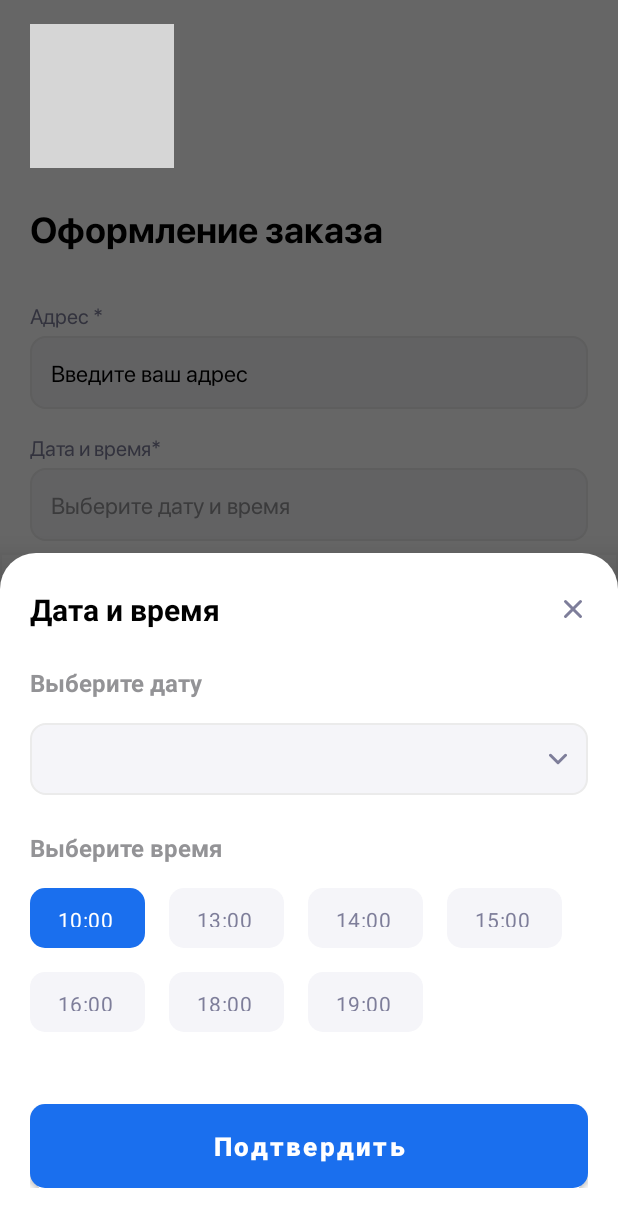
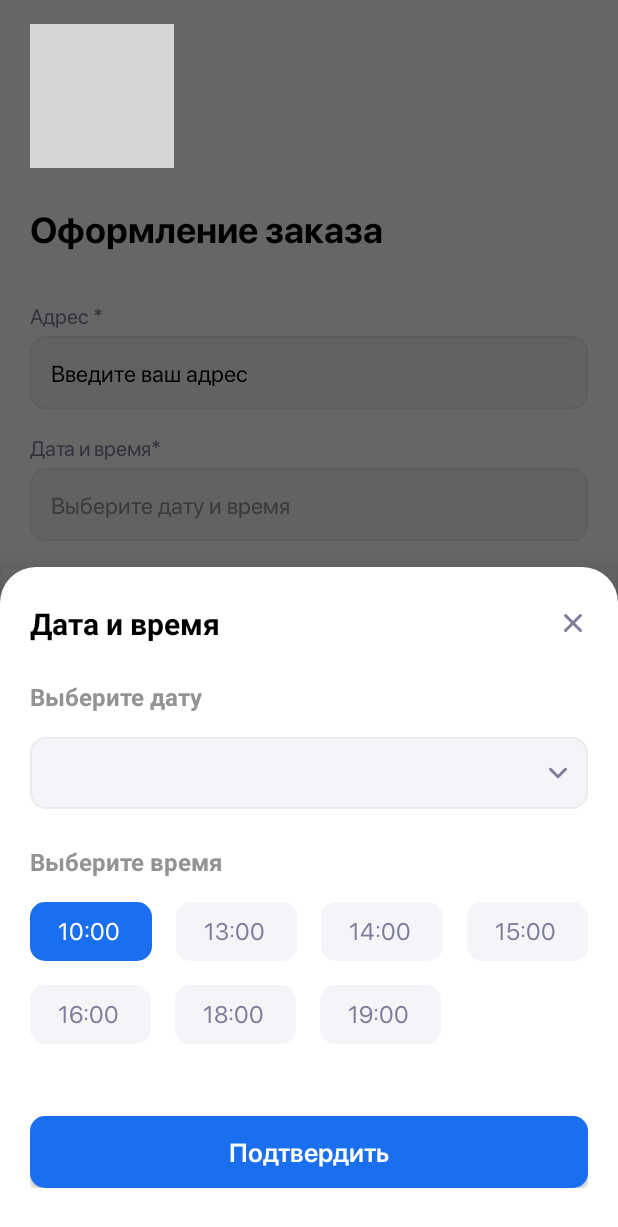
Before and after one commit to ArtemMobile/SmartLab, an Android app: the OrderFragment screen opened through its navigation route, after a tap on an icon or button, on a phone screen of 412 x 824 dp. Shown: the top 1227 px of the screen. Run offline under Robolectric (Android 15) with nearby library versions, the light colour scheme and no system bars; our stand-ins replace Room's generated code, navigation-ui; network calls fail; pictures from the network do not load; 2 statements that could not run were skipped; grey boxes are pictures that could not be loaded.

Commit message:
splash navigation edited, order request added, custom chips edited

```diff
--- a/app/src/main/java/com/example/smartlab/app/App.kt
+++ b/app/src/main/java/com/example/smartlab/app/App.kt
@@ -7,10 +7,11 @@ import kotlinx.coroutines.flow.Flow
 import kotlinx.coroutines.flow.map
 
 class App: Application() {
+
     lateinit var isOnboardingPassedFlow: Flow<Boolean>
     lateinit var isCreateProfilePassed: Flow<Boolean>
     lateinit var isCreatePasswordPassed: Flow<Boolean>
-
+    lateinit var isLoginPassed: Flow<Boolean>
     override fun onCreate() {
         super.onCreate()
         isOnboardingPassedFlow = this.applicationContext.dataStore.data.map {
@@ -22,6 +23,9 @@ class App: Application() {
         isCreatePasswordPassed = this.applicationContext.dataStore.data.map {
             it[DataStore.IS_CREATE_PASSWORD_PASSED] ?: false
         }
+        isLoginPassed = this.applicationContext.dataStore.data.map {
+            it[DataStore.IS_LOGIN_PASSED] ?: false
+        }
         DataStore.initEncryptedSharedPrefs(this)
     }
 }
--- a/app/src/main/java/com/example/smartlab/model/api/SmartLabService.kt
+++ b/app/src/main/java/com/example/smartlab/model/api/SmartLabService.kt
@@ -3,10 +3,7 @@ package com.example.smartlab.model.api
 import com.example.smartlab.model.api.callModels.ProfileRequest
 import com.example.smartlab.model.api.responseModels.ProfileResponse
 import com.example.smartlab.model.api.responseModels.TokenResponse
-import com.example.smartlab.model.dto.CatalogItem
-import com.example.smartlab.model.dto.NewsItem
-import com.example.smartlab.model.dto.Order
-import com.example.smartlab.model.dto.OrderId
+import com.example.smartlab.model.dto.*
 import okhttp3.MultipartBody
 import retrofit2.Response
 import retrofit2.http.*
@@ -48,5 +45,8 @@ interface SmartLabService {
     ): Response<Unit>
 
     @POST("api/order")
-    suspend fun order(@Body order: Order): Response<OrderId>
+    suspend fun order(
+        @Header("Authorization") token: String,
+        @Body orderRequest: OrderRequest
+    ): Response<OrderId>
 }
--- a/app/src/main/java/com/example/smartlab/model/dto/Order.kt
+++ b/app/src/main/java/com/example/smartlab/model/dto/OrderRequest.kt
@@ -1,6 +1,6 @@
 package com.example.smartlab.model.dto
 
-data class Order(
+data class OrderRequest(
     val address: String,
     val date_time: String,
     val phone: String,
--- a/app/src/main/java/com/example/smartlab/utils/DataStore.kt
+++ b/app/src/main/java/com/example/smartlab/utils/DataStore.kt
@@ -25,6 +25,8 @@ object DataStore {
     val PROFILE_IMAGE = stringPreferencesKey("profile_image")
     val IS_CREATE_PATIENT_CARD_PASSED = booleanPreferencesKey("isCreatePatientCardPassed")
     val IS_CREATE_PASSWORD_PASSED = booleanPreferencesKey("isCreatePasswordPassed")
+    val IS_LOGIN_PASSED = booleanPreferencesKey("isLoginPassed")
+
 
     fun initEncryptedSharedPrefs(context: Context) {
         masterKey = MasterKey.Builder(context).setKeyScheme(MasterKey.KeyScheme.AES256_GCM).build()
@@ -94,7 +96,7 @@ object DataStore {
         }
     }
 
-    fun savePasswordCreated(context: Context): Flow<SaveStatus> {
+    suspend fun savePasswordPassed(context: Context): Flow<SaveStatus> {
         return flow {
             context.dataStore.edit {
                 it[IS_CREATE_PASSWORD_PASSED] = true
@@ -102,6 +104,7 @@ object DataStore {
             }
         }
     }
+
 
     suspend fun saveImageUri(context: Context, imageUri: String): Flow<SaveStatus> {
         return flow {
--- a/app/src/main/java/com/example/smartlab/view/activities/WelcomeActivity.kt
+++ b/app/src/main/java/com/example/smartlab/view/activities/WelcomeActivity.kt
@@ -2,12 +2,11 @@ package com.example.smartlab.view.activities
 
 import androidx.appcompat.app.AppCompatActivity
 import android.os.Bundle
-import com.example.smartlab.R
 import com.example.smartlab.databinding.ActivityWelcomeBinding
 
 class WelcomeActivity : AppCompatActivity() {
 
-    private val binding: ActivityWelcomeBinding by lazy{
+    private val binding: ActivityWelcomeBinding by lazy {
         ActivityWelcomeBinding.inflate(layoutInflater)
     }
 
--- a/app/src/main/java/com/example/smartlab/view/fragments/AnalyzesFragment.kt
+++ b/app/src/main/java/com/example/smartlab/view/fragments/AnalyzesFragment.kt
@@ -6,6 +6,7 @@ import android.text.TextWatcher
 import android.view.LayoutInflater
 import android.view.View
 import android.view.ViewGroup
+import android.widget.Toast
 import androidx.core.view.isEmpty
 import androidx.fragment.app.Fragment
 import androidx.fragment.app.viewModels
--- a/app/src/main/java/com/example/smartlab/view/fragments/ProfileFragment.kt
+++ b/app/src/main/java/com/example/smartlab/view/fragments/ProfileFragment.kt
@@ -52,7 +52,6 @@ class ProfileFragment : Fragment() {
             try {
                 if (res.resultCode == RESULT_OK)
                     savePhoto(uri)
-
             } catch (e: Exception) {
                 Toast.makeText(requireContext(), "can't", Toast.LENGTH_SHORT).show()
             }
--- a/app/src/main/java/com/example/smartlab/viewmodel/EmailCodeViewModel.kt
+++ b/app/src/main/java/com/example/smartlab/viewmodel/EmailCodeViewModel.kt
@@ -3,6 +3,7 @@ package com.example.smartlab.viewmodel
 import android.app.Application
 import android.provider.ContactsContract.Data
 import android.util.Log
+import androidx.datastore.preferences.core.edit
 import androidx.lifecycle.AndroidViewModel
 import androidx.lifecycle.LiveData
 import androidx.lifecycle.MutableLiveData
@@ -12,7 +13,9 @@ import com.example.smartlab.model.api.SmartLabClient
 import com.example.smartlab.model.api.responseModels.ErrorResponse
 import com.example.smartlab.utils.DataStore
 import com.example.smartlab.utils.SendCodeStatus
+import com.example.smartlab.utils.dataStore
 import com.google.gson.Gson
+import kotlinx.coroutines.flow.map
 import kotlinx.coroutines.launch
 
 class EmailCodeViewModel(private val app: Application) : AndroidViewModel(app)  {
@@ -37,6 +40,9 @@ class EmailCodeViewModel(private val app: Application) : AndroidViewModel(app)
                 response.body()?.let { tokenResponse ->
                     Log.d(TAG, "signIn: token: ${tokenResponse.token}")
                     DataStore.encryptToken(tokenResponse.token)
+                    app.dataStore.edit {
+                        it[DataStore.IS_LOGIN_PASSED] = true
+                    }
                     _signInStatus.value = SaveStatus.SUCCESS
                 }
             } else {
--- a/app/src/main/java/com/example/smartlab/viewmodel/MainFragment.kt
+++ b/app/src/main/java/com/example/smartlab/viewmodel/MainFragmentViewModel.kt
@@ -3,6 +3,6 @@ package com.example.smartlab.viewmodel
 import android.app.Application
 import androidx.lifecycle.AndroidViewModel
 
-class MainFragment(application: Application) : AndroidViewModel(application) {
+class MainFragmentViewModel(application: Application) : AndroidViewModel(application) {
 
 }
--- a/app/src/main/res/layout/date_time_bottom_sheet.xml
+++ b/app/src/main/res/layout/date_time_bottom_sheet.xml
@@ -63,6 +63,7 @@
         android:layout_width="match_parent"
         android:layout_height="wrap_content"
         android:layout_marginTop="16dp"
+
         app:chipSpacingHorizontal="16dp"
         app:chipSpacingVertical="16dp"
         app:singleSelection="true">
@@ -71,60 +72,76 @@
             android:id="@+id/chip10"
             style="@style/DefaultChipStyle"
             android:layout_width="wrap_content"
-            android:layout_height="40dp"
+            android:layout_height="wrap_content"
             android:checked="true"
-            android:text="10:00" />
+            android:paddingVertical="10dp"
+            android:text="10:00"
+            android:textAppearance="@style/timeChip" />
 
         <com.google.android.material.chip.Chip
             android:id="@+id/chip13"
             style="@style/DefaultChipStyle"
             android:layout_width="wrap_content"
-            android:layout_height="40dp"
-            android:text="13:00" />
+            android:layout_height="wrap_content"
+            android:paddingVertical="10dp"
+            android:text="13:00"
+            android:textAppearance="@style/timeChip" />
 
         <com.google.android.material.chip.Chip
             android:id="@+id/chip14"
             style="@style/DefaultChipStyle"
             android:layout_width="wrap_content"
-            android:layout_height="40dp"
-            android:text="14:00" />
+            android:layout_height="wrap_content"
+            android:paddingVertical="10dp"
+            android:text="14:00"
+            android:textAppearance="@style/timeChip" />
 
         <com.google.android.material.chip.Chip
             android:id="@+id/chip15"
             style="@style/DefaultChipStyle"
             android:layout_width="wrap_content"
-            android:layout_height="40dp"
-            android:text="15:00" />
+            android:layout_height="wrap_content"
+            android:paddingVertical="10dp"
+            android:text="15:00"
+            android:textAppearance="@style/timeChip" />
 
         <com.google.android.material.chip.Chip
             android:id="@+id/chip16"
             style="@style/DefaultChipStyle"
             android:layout_width="wrap_content"
-            android:layout_height="40dp"
-            android:text="16:00" />
+            android:layout_height="wrap_content"
+            android:paddingVertical="10dp"
+            android:text="16:00"
+            android:textAppearance="@style/timeChip" />
 
         <com.google.android.material.chip.Chip
             android:id="@+id/chip18"
             style="@style/DefaultChipStyle"
             android:layout_width="wrap_content"
-            android:layout_height="40dp"
-            android:text="18:00" />
+            android:layout_height="wrap_content"
+            android:paddingVertical="10dp"
+            android:text="18:00"
+            android:textAppearance="@style/timeChip" />
 
         <com.google.android.material.chip.Chip
             android:id="@+id/chip19"
             style="@style/DefaultChipStyle"
             android:layout_width="wrap_content"
-            android:layout_height="40dp"
-            android:text="19:00" />
+            android:layout_height="wrap_content"
+            android:paddingVertical="10dp"
+            android:text="19:00"
+            android:textAppearance="@style/timeChip" />
     </com.google.android.material.chip.ChipGroup>
 
     <com.google.android.material.button.MaterialButton
         android:id="@+id/btnConfirm"
         android:layout_width="match_parent"
-        android:layout_height="56dp"
+        android:layout_height="wrap_content"
         android:layout_marginTop="48dp"
+        android:fontFamily="@font/sf_pro_semi"
         android:insetTop="0dp"
         android:insetBottom="0dp"
+        android:letterSpacing="0"
         android:text="Подтвердить"
         android:textAllCaps="false"
         android:textSize="17sp"
--- a/app/src/main/res/layout/fragment_order.xml
+++ b/app/src/main/res/layout/fragment_order.xml
@@ -280,7 +280,6 @@
                 android:layout_marginHorizontal="20dp"
                 android:layout_marginTop="12dp"
                 android:layout_marginBottom="32dp"
-                android:enabled="false"
                 android:insetTop="0dp"
                 android:insetBottom="0dp"
                 android:stateListAnimator="@null"
@@ -289,7 +288,7 @@
                 android:textColor="@color/white"
                 android:textSize="17sp"
                 android:textStyle="bold"
-                app:backgroundTint="@color/inactive_button"
+                app:backgroundTint="@color/blue_button"
                 app:cornerRadius="10dp"
                 app:rippleColor="#33FFFFFF" />
         </FrameLayout>
--- a/app/src/main/res/values/themes.xml
+++ b/app/src/main/res/values/themes.xml
@@ -32,6 +32,12 @@
     <style name="chipText" parent="TextAppearance.MaterialComponents.Chip">
         <item name="android:textSize">15sp</item>
         <item name="android:fontFamily">@font/sf_pro_med</item>
+        <item name="android:textStyle">normal</item>
+    </style>
+
+    <style name="timeChip" parent="TextAppearance.MaterialComponents.Chip">
+        <item name="android:textSize">16sp</item>
+        <item name="android:fontFamily">@font/sf_pro_reg</item>
         <item name="android:textStyle">normal</item>
     </style>
 
--- a/build.gradle
+++ b/build.gradle
@@ -1,6 +1,6 @@
 // Top-level build file where you can add configuration options common to all sub-projects/modules.
 plugins {
-    id 'com.android.application' version '7.3.0' apply false
-    id 'com.android.library' version '7.3.0' apply false
+    id 'com.android.application' version '7.4.1' apply false
+    id 'com.android.library' version '7.4.1' apply false
     id 'org.jetbrains.kotlin.android' version '1.8.10' apply false
 }
```
Also changed, not shown: app/src/main/java/com/example/smartlab/view/fragments/OrderFragment.kt (+27 -2 lines), app/src/main/java/com/example/smartlab/view/fragments/PasswordFragment.kt (+18 -3 lines), app/src/main/java/com/example/smartlab/view/fragments/SplashFragment.kt (+19 -14 lines), app/src/main/java/com/example/smartlab/viewmodel/OrderViewModel.kt (+20 -0 lines), app/src/main/res/navigation/nav_graph.xml (+9 -0 lines).
